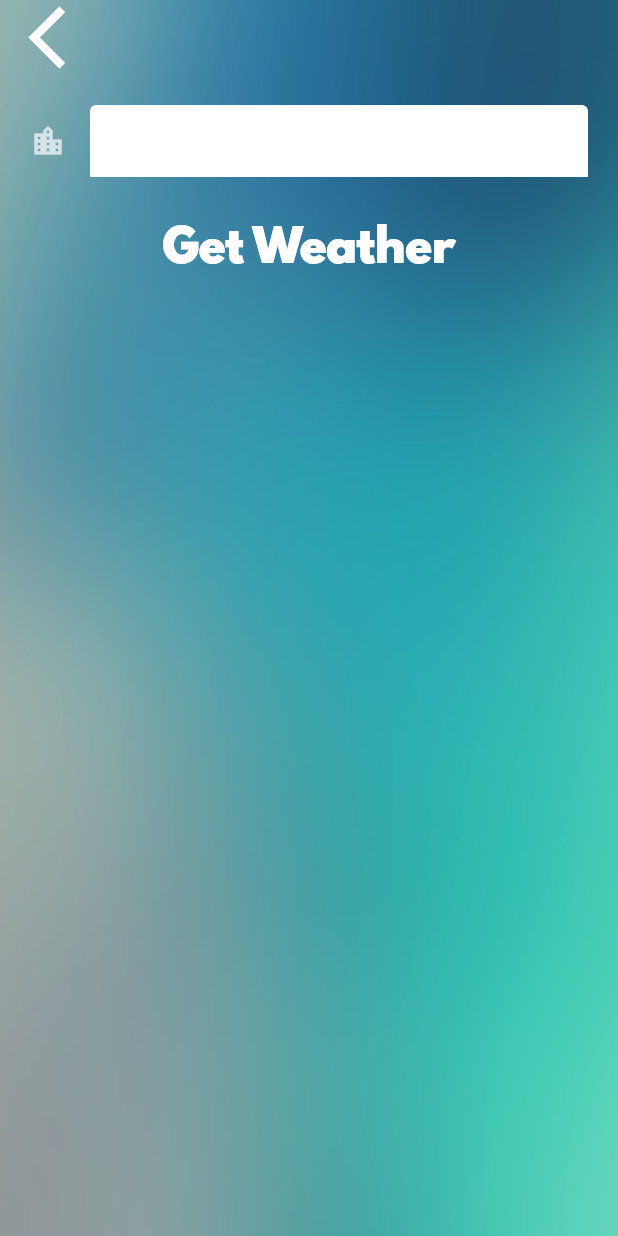
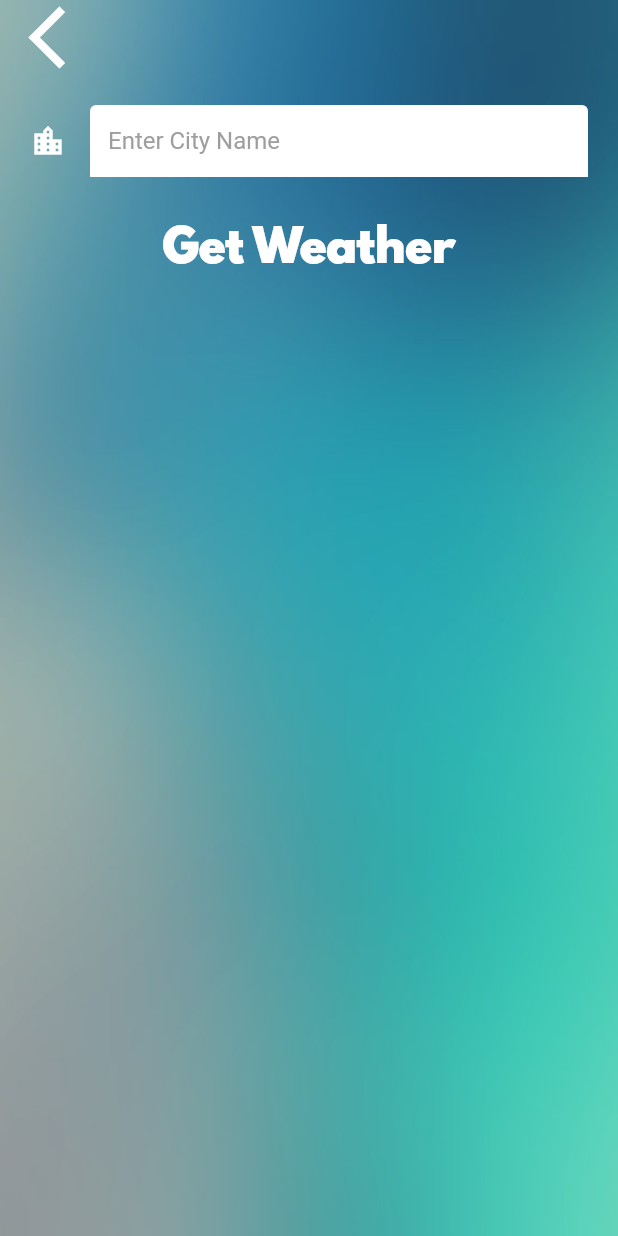
Before and after one commit to itsjmendez/weather_app, a Flutter app: the CityScreen screen opened directly, on a phone screen of 412 x 824 dp. Run offline on Flutter 3.47's test engine with Material 2 defaults, Android fonts, the phone set to English and light mode, and no system bars; our stand-ins replace flutter_spinkit, geolocator; network calls fail.

Commit message:
chore: changed the color of city icon, and add hint text to the text file.

```diff
--- a/lib/screens/city_screen.dart
+++ b/lib/screens/city_screen.dart
@@ -39,7 +39,12 @@ class _CityScreenState extends State<CityScreen> {
                   decoration: InputDecoration (
                     filled: true,
                     fillColor: Colors.white,
-                    icon: Icon(Icons.location_city),
+                    icon: Icon(Icons.location_city,
+                    color: Colors.white,),
+                    hintText: 'Enter City Name',
+                    hintStyle: TextStyle(
+                      color:  Colors.grey,
+                    ),
                   ),
                 ),
               ),
```
